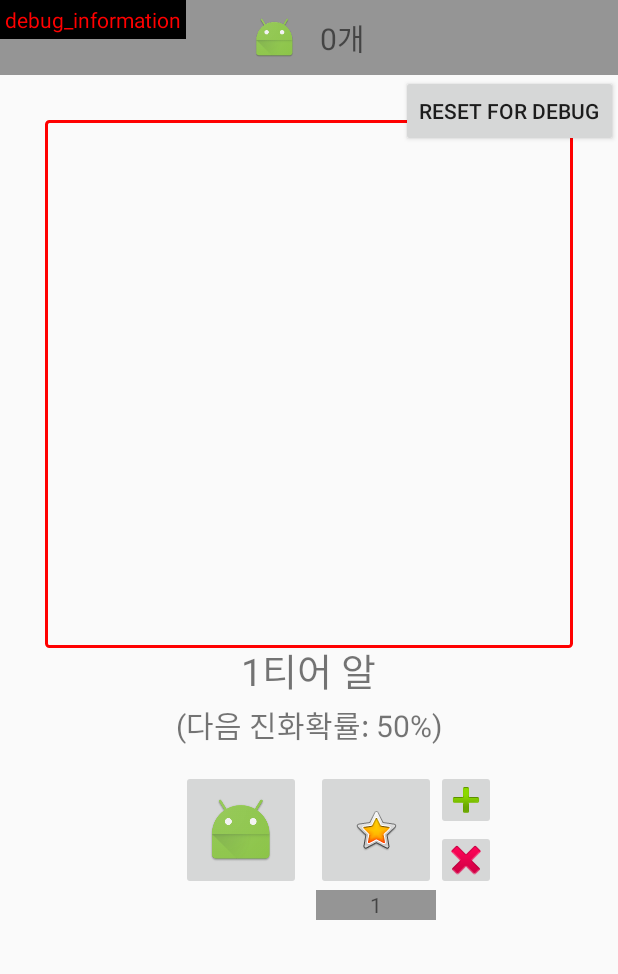
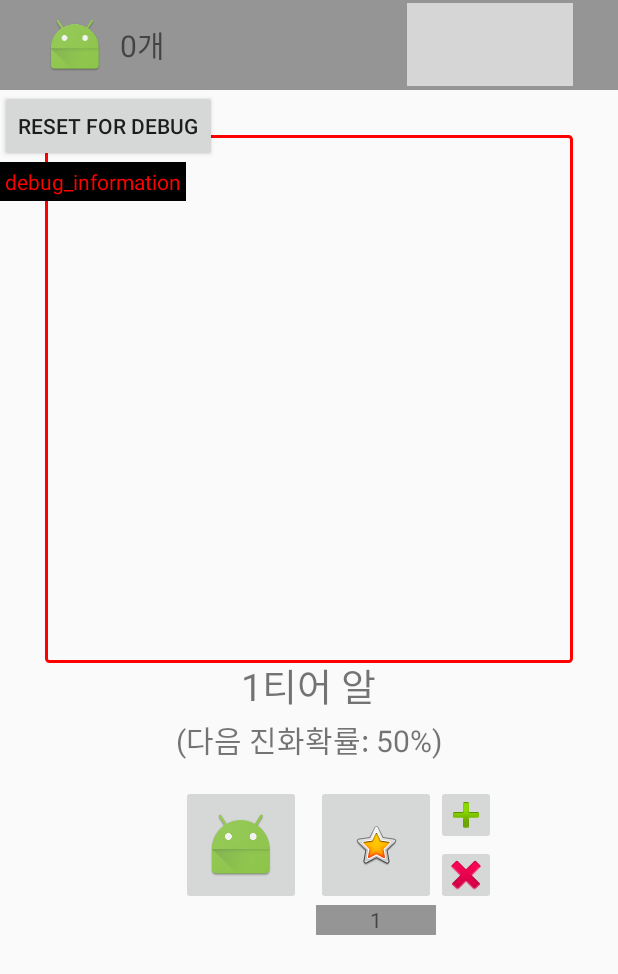
Before and after one commit to gemstone5/Gemster, an Android app: the screen it shows after launch (MainActivity), on a phone screen of 412 x 824 dp. Shown: the top 974 px of the screen. Run offline under Robolectric (Android 15) with nearby library versions, the phone set to English and light mode, and no system bars; grey boxes are pictures that could not be loaded.

Commit message:
Add layout of monster book and setting

```diff
--- a/app/src/main/res/layout/activity_main.xml
+++ b/app/src/main/res/layout/activity_main.xml
@@ -7,21 +7,22 @@
 
     <include layout="@layout/layout_main_game" />
 
+    <Button
+        android:id="@+id/button_resetForDebug"
+        android:layout_width="wrap_content"
+        android:layout_height="wrap_content"
+        android:layout_marginTop="60dp"
+        android:onClick="resetForDebug"
+        android:text="Reset for debug" />
+
     <TextView
         android:id="@+id/textView_debug"
         android:layout_width="wrap_content"
         android:layout_height="wrap_content"
+        android:layout_below="@id/button_resetForDebug"
         android:background="@color/color_000000"
         android:padding="3dp"
         android:text="debug_information"
         android:textColor="@color/color_FF0000" />
 
-    <Button
-        android:layout_width="wrap_content"
-        android:layout_height="wrap_content"
-        android:layout_alignParentRight="true"
-        android:layout_marginTop="50dp"
-        android:onClick="resetForDebug"
-        android:text="Reset for debug" />
-
 </RelativeLayout>
--- a/app/src/main/res/layout/layout_main_game.xml
+++ b/app/src/main/res/layout/layout_main_game.xml
@@ -4,32 +4,56 @@
     android:layout_width="match_parent"
     android:layout_height="match_parent">
 
-    <LinearLayout
+    <RelativeLayout
         android:id="@+id/layout_status"
         android:layout_width="match_parent"
-        android:layout_height="wrap_content"
+        android:layout_height="60dp"
         android:layout_alignParentTop="true"
-        android:background="@color/color_959595"
-        android:gravity="center_horizontal"
-        android:orientation="horizontal"
-        android:padding="10dp">
+        android:background="@color/color_959595">
 
         <ImageView
             android:id="@+id/imageView_DNA"
-            android:layout_width="30dp"
-            android:layout_height="30dp"
+            android:layout_width="40dp"
+            android:layout_height="40dp"
+            android:layout_alignParentLeft="true"
+            android:layout_centerVertical="true"
+            android:layout_marginLeft="30dp"
+            android:scaleType="fitCenter"
             android:src="@mipmap/ic_launcher" />
 
         <TextView
             android:id="@+id/textView_DNA_count"
             android:layout_width="wrap_content"
             android:layout_height="wrap_content"
-            android:layout_gravity="center_vertical"
-            android:layout_marginLeft="15dp"
+            android:layout_centerVertical="true"
+            android:layout_marginLeft="10dp"
+            android:layout_toRightOf="@id/imageView_DNA"
             android:text="0개"
             android:textSize="20dp" />
 
-    </LinearLayout>
+        <ImageButton
+            android:id="@+id/imageButton_setting"
+            android:layout_width="55dp"
+            android:layout_height="55dp"
+            android:layout_alignParentRight="true"
+            android:layout_centerVertical="true"
+            android:layout_marginRight="30dp"
+            android:background="@android:color/transparent"
+            android:padding="5dp"
+            android:scaleType="fitCenter"
+            android:src="@drawable/setting_icon" />
+
+        <ImageButton
+            android:layout_width="55dp"
+            android:layout_height="55dp"
+            android:layout_centerVertical="true"
+            android:layout_toLeftOf="@id/imageButton_setting"
+            android:background="@android:color/transparent"
+            android:padding="5dp"
+            android:scaleType="fitCenter"
+            android:src="@drawable/monster_book_icon" />
+
+    </RelativeLayout>
 
     <ImageView
         android:id="@+id/imageView_monster_frame"
```
